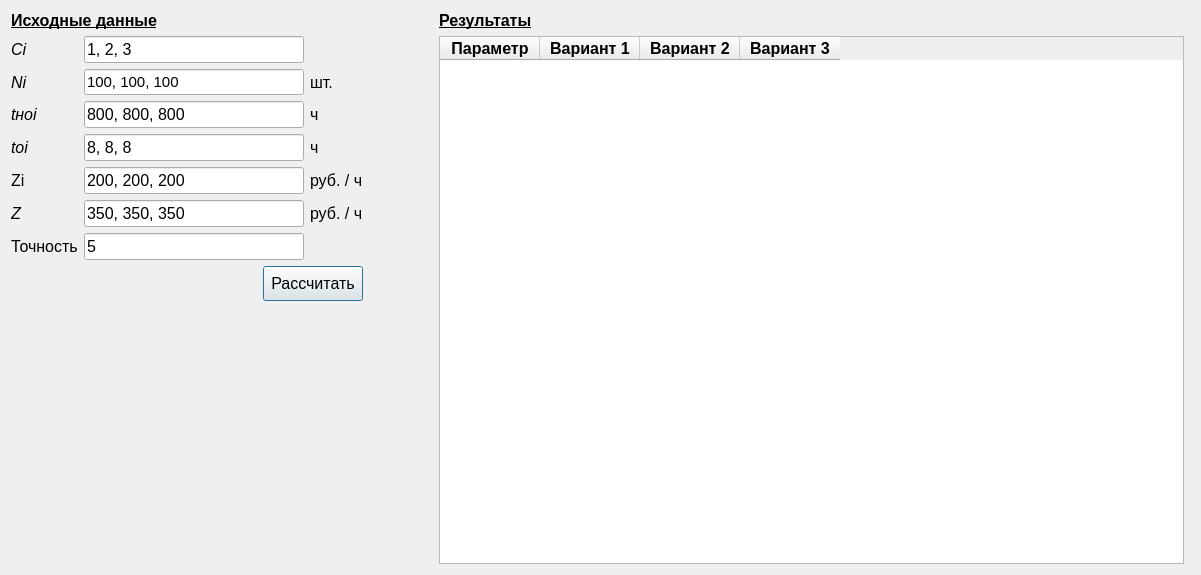
The window that modelrepairman.ui (vadimlarionov/ModelRepairman) describes before a commit, drawn with Qt 5.
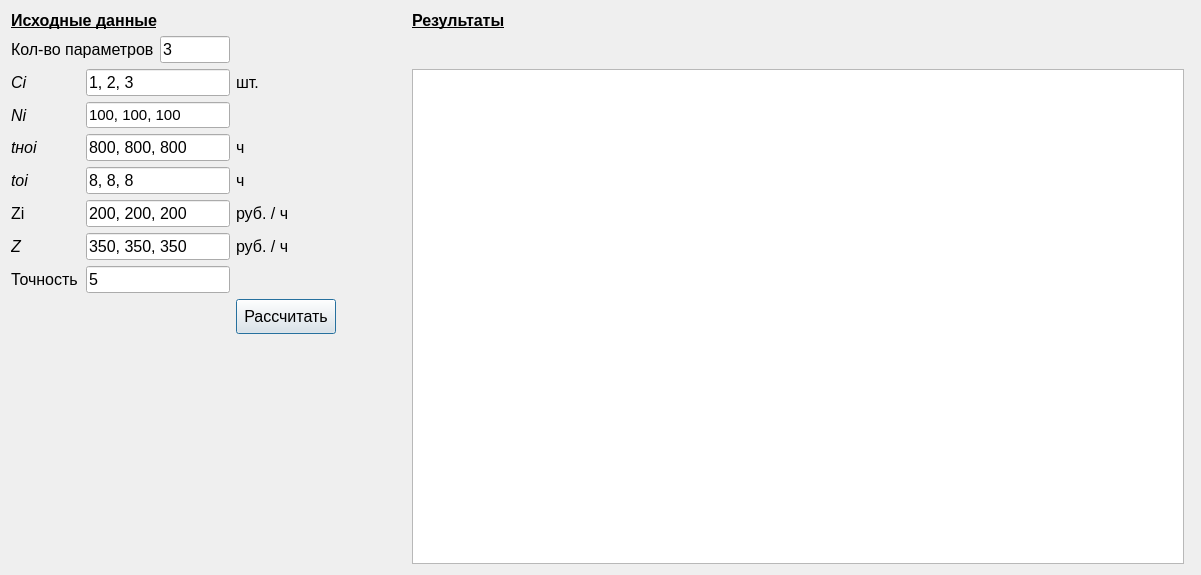
The same window after the commit.

What changed in the file:
```diff
--- a/modelrepairman.ui
+++ b/modelrepairman.ui
@@ -16,23 +16,29 @@
   <layout class="QGridLayout" name="gridLayout_2">
    <item row="0" column="1">
     <layout class="QGridLayout" name="gridLayout">
-     <item row="3" column="2">
-      <widget class="QLineEdit" name="tno_lineEdit">
-       <property name="sizePolicy">
-        <sizepolicy hsizetype="Minimum" vsizetype="Fixed">
-         <horstretch>0</horstretch>
-         <verstretch>0</verstretch>
-        </sizepolicy>
+     <item row="7" column="4">
+      <widget class="QLabel" name="label_12">
+       <property name="font">
+        <font>
+         <pointsize>12</pointsize>
+        </font>
        </property>
+       <property name="text">
+        <string>руб. / ч</string>
+       </property>
+      </widget>
+     </item>
+     <item row="1" column="3">
+      <widget class="QLineEdit" name="number_variants_lineEdit">
        <property name="minimumSize">
         <size>
-         <width>120</width>
+         <width>70</width>
          <height>0</height>
         </size>
        </property>
        <property name="maximumSize">
         <size>
-         <width>220</width>
+         <width>70</width>
          <height>16777215</height>
         </size>
        </property>
@@ -42,35 +48,23 @@
         </font>
        </property>
        <property name="text">
-        <string>800, 800, 800</string>
+        <string>3</string>
        </property>
       </widget>
      </item>
-     <item row="1" column="2">
-      <widget class="QLineEdit" name="c_lineEdit">
-       <property name="minimumSize">
-        <size>
-         <width>120</width>
-         <height>0</height>
-        </size>
-       </property>
-       <property name="maximumSize">
-        <size>
-         <width>220</width>
-         <height>16777215</height>
-        </size>
-       </property>
+     <item row="1" column="1" colspan="2">
+      <widget class="QLabel" name="label_14">
        <property name="font">
         <font>
          <pointsize>12</pointsize>
         </font>
        </property>
        <property name="text">
-        <string>1, 2, 3</string>
+        <string>Кол-во параметров</string>
        </property>
       </widget>
      </item>
-     <item row="0" column="1" colspan="3">
+     <item row="0" column="1" colspan="5">
       <widget class="QLabel" name="label_4">
        <property name="font">
         <font>
@@ -85,7 +79,7 @@
        </property>
       </widget>
      </item>
-     <item row="0" column="5" colspan="2">
+     <item row="0" column="7" colspan="2">
       <widget class="QLabel" name="label_7">
        <property name="font">
         <font>
@@ -100,7 +94,7 @@
        </property>
       </widget>
      </item>
-     <item row="1" column="1">
+     <item row="2" column="1">
       <widget class="QLabel" name="label_8">
        <property name="font">
         <font>
@@ -113,7 +107,7 @@
        </property>
       </widget>
      </item>
-     <item row="5" column="1">
+     <item row="6" column="1">
       <widget class="QLabel" name="label_9">
        <property name="font">
         <font>
@@ -128,49 +122,7 @@
        </property>
       </widget>
      </item>
-     <item row="4" column="2">
-      <widget class="QLineEdit" name="to_lineEdit">
-       <property name="sizePolicy">
-        <sizepolicy hsizetype="Minimum" vsizetype="Fixed">
-         <horstretch>0</horstretch>
-         <verstretch>0</verstretch>
-        </sizepolicy>
-       </property>
-       <property name="minimumSize">
-        <size>
-         <width>120</width>
-         <height>0</height>
-        </size>
-       </property>
-       <property name="maximumSize">
-        <size>
-         <width>220</width>
-         <height>16777215</height>
-        </size>
-       </property>
-       <property name="font">
-        <font>
-         <pointsize>12</pointsize>
-        </font>
-       </property>
-       <property name="text">
-        <string>8, 8, 8</string>
-       </property>
-      </widget>
-     </item>
-     <item row="6" column="3">
-      <widget class="QLabel" name="label_12">
-       <property name="font">
-        <font>
-         <pointsize>12</pointsize>
-        </font>
-       </property>
-       <property name="text">
-        <string>руб. / ч</string>
-       </property>
-      </widget>
-     </item>
-     <item row="2" column="1">
+     <item row="3" column="1">
       <widget class="QLabel" name="N_label">
        <property name="font">
         <font>
@@ -186,7 +138,7 @@
        </property>
       </widget>
      </item>
-     <item row="8" column="2" colspan="2">
+     <item row="9" column="4" colspan="2">
       <widget class="QPushButton" name="calculateButton">
        <property name="sizePolicy">
         <sizepolicy hsizetype="Fixed" vsizetype="Fixed">
@@ -213,70 +165,7 @@
        </property>
       </widget>
      </item>
-     <item row="5" column="3">
-      <widget class="QLabel" name="label_11">
-       <property name="font">
-        <font>
-         <pointsize>12</pointsize>
-        </font>
-       </property>
-       <property name="text">
-        <string>руб. / ч</string>
-       </property>
-      </widget>
-     </item>
-     <item row="2" column="2">
-      <widget class="QLineEdit" name="n_lineEdit">
-       <property name="enabled">
-        <bool>true</bool>
-       </property>
-       <property name="sizePolicy">
-        <sizepolicy hsizetype="Fixed" vsizetype="Fixed">
-         <horstretch>0</horstretch>
-         <verstretch>0</verstretch>
-        </sizepolicy>
-       </property>
-       <property name="minimumSize">
-        <size>
-         <width>120</width>
-         <height>0</height>
-        </size>
-       </property>
-       <property name="maximumSize">
-        <size>
-         <width>220</width>
-         <height>16777215</height>
-        </size>
-       </property>
-       <property name="font">
-        <font>
-         <pointsize>11</pointsize>
-        </font>
-       </property>
-       <property name="toolTip">
-        <string>&lt;html&gt;&lt;head/&gt;&lt;body&gt;&lt;p&gt;&lt;br/&gt;&lt;/p&gt;&lt;/body&gt;&lt;/html&gt;</string>
-       </property>
-       <property name="whatsThis">
-        <string>&lt;html&gt;&lt;head/&gt;&lt;body&gt;&lt;p&gt;&lt;br/&gt;&lt;/p&gt;&lt;/body&gt;&lt;/html&gt;</string>
-       </property>
-       <property name="text">
-        <string>100, 100, 100</string>
-       </property>
-      </widget>
-     </item>
-     <item row="2" column="3">
-      <widget class="QLabel" name="label">
-       <property name="font">
-        <font>
-         <pointsize>12</pointsize>
-        </font>
-       </property>
-       <property name="text">
-        <string>шт.</string>
-       </property>
-      </widget>
-     </item>
-     <item row="3" column="1">
+     <item row="4" column="1">
       <widget class="QLabel" name="label_2">
        <property name="font">
         <font>
@@ -292,31 +181,7 @@
        </property>
       </widget>
      </item>
-     <item row="3" column="3">
-      <widget class="QLabel" name="label_5">
-       <property name="font">
-        <font>
-         <pointsize>12</pointsize>
-        </font>
-       </property>
-       <property name="text">
-        <string>ч</string>
-       </property>
-      </widget>
-     </item>
-     <item row="4" column="3">
-      <widget class="QLabel" name="label_6">
-       <property name="font">
-        <font>
-         <pointsize>12</pointsize>
-        </font>
-       </property>
-       <property name="text">
-        <string>ч</string>
-       </property>
-      </widget>
-     </item>
-     <item row="4" column="1">
+     <item row="5" column="1">
       <widget class="QLabel" name="label_3">
        <property name="font">
         <font>
@@ -332,31 +197,7 @@
        </property>
       </widget>
      </item>
-     <item row="5" column="2">
-      <widget class="QLineEdit" name="zi_lineEdit">
-       <property name="minimumSize">
-        <size>
-         <width>120</width>
-         <height>0</height>
-        </size>
-       </property>
-       <property name="maximumSize">
-        <size>
-         <width>220</width>
-         <height>16777215</height>
-        </size>
-       </property>
-       <property name="font">
-        <font>
-         <pointsize>12</pointsize>
-        </font>
-       </property>
-       <property name="text">
-        <string>200, 200, 200</string>
-       </property>
-      </widget>
-     </item>
-     <item row="6" column="1">
+     <item row="7" column="1">
       <widget class="QLabel" name="label_10">
        <property name="font">
         <font>
@@ -372,31 +213,7 @@
        </property>
       </widget>
      </item>
-     <item row="6" column="2">
-      <widget class="QLineEdit" name="z_lineEdit">
-       <property name="minimumSize">
-        <size>
-         <width>120</width>
-         <height>0</height>
-        </size>
-       </property>
-       <property name="maximumSize">
-        <size>
-         <width>220</width>
-         <height>16777215</height>
-        </size>
-       </property>
-       <property name="font">
-        <font>
-         <pointsize>12</pointsize>
-        </font>
-       </property>
-       <property name="text">
-        <string>350, 350, 350</string>
-       </property>
-      </widget>
-     </item>
-     <item row="8" column="4">
+     <item row="9" column="6">
       <spacer name="horizontalSpacer_2">
        <property name="orientation">
         <enum>Qt::Horizontal</enum>
@@ -412,7 +229,7 @@
        </property>
       </spacer>
      </item>
-     <item row="10" column="4">
+     <item row="11" column="6">
       <spacer name="verticalSpacer_2">
        <property name="orientation">
         <enum>Qt::Vertical</enum>
@@ -428,7 +245,7 @@
        </property>
       </spacer>
      </item>
-     <item row="1" column="5" rowspan="10">
+     <item row="2" column="7" rowspan="10">
       <widget class="QTableWidget" name="tableWidget">
        <property name="sizePolicy">
         <sizepolicy hsizetype="MinimumExpanding" vsizetype="Preferred">
@@ -453,57 +270,21 @@
        <attribute name="verticalHeaderVisible">
         <bool>false</bool>
        </attribute>
-       <column>
-        <property name="text">
-         <string>Параметр</string>
-        </property>
-        <property name="font">
-         <font>
-          <pointsize>12</pointsize>
-          <weight>75</weight>
-          <bold>true</bold>
-         </font>
-        </property>
-       </column>
-       <column>
-        <property name="text">
-         <string>Вариант 1</string>
-        </property>
-        <property name="font">
-         <font>
-          <pointsize>12</pointsize>
-          <weight>75</weight>
-          <bold>true</bold>
-         </font>
-        </property>
-       </column>
-       <column>
-        <property name="text">
-         <string>Вариант 2</string>
-        </property>
-        <property name="font">
-         <font>
-          <pointsize>12</pointsize>
-          <weight>75</weight>
-          <bold>true</bold>
-         </font>
-        </property>
-       </column>
-       <column>
-        <property name="text">
-         <string>Вариант 3</string>
-        </property>
-        <property name="font">
-         <font>
-          <pointsize>12</pointsize>
-          <weight>75</weight>
-          <bold>true</bold>
-         </font>
-        </property>
-       </column>
       </widget>
      </item>
-     <item row="7" column="1">
+     <item row="5" column="4">
+      <widget class="QLabel" name="label_6">
+       <property name="font">
+        <font>
+         <pointsize>12</pointsize>
+        </font>
+       </property>
+       <property name="text">
+        <string>ч</string>
+       </property>
+      </widget>
+     </item>
+     <item row="8" column="1">
       <widget class="QLabel" name="label_13">
        <property name="font">
         <font>
@@ -518,7 +299,214 @@
        </property>
       </widget>
      </item>
-     <item row="7" column="2">
+     <item row="6" column="4">
+      <widget class="QLabel" name="label_11">
+       <property name="font">
+        <font>
+         <pointsize>12</pointsize>
+        </font>
+       </property>
+       <property name="text">
+        <string>руб. / ч</string>
+       </property>
+      </widget>
+     </item>
+     <item row="2" column="4">
+      <widget class="QLabel" name="label">
+       <property name="font">
+        <font>
+         <pointsize>12</pointsize>
+        </font>
+       </property>
+       <property name="text">
+        <string>шт.</string>
+       </property>
+      </widget>
+     </item>
+     <item row="4" column="2" colspan="2">
+      <widget class="QLineEdit" name="tno_lineEdit">
+       <property name="sizePolicy">
+        <sizepolicy hsizetype="Minimum" vsizetype="Fixed">
+         <horstretch>0</horstretch>
+         <verstretch>0</verstretch>
+        </sizepolicy>
+       </property>
+       <property name="minimumSize">
+        <size>
+         <width>120</width>
+         <height>0</height>
+        </size>
+       </property>
+       <property name="maximumSize">
+        <size>
+         <width>220</width>
+         <height>16777215</height>
+        </size>
+       </property>
+       <property name="font">
+        <font>
+         <pointsize>12</pointsize>
+        </font>
+       </property>
+       <property name="text">
+        <string>800, 800, 800</string>
+       </property>
+      </widget>
+     </item>
+     <item row="4" column="4">
+      <widget class="QLabel" name="label_5">
+       <property name="font">
+        <font>
+         <pointsize>12</pointsize>
+        </font>
+       </property>
+       <property name="text">
+        <string>ч</string>
+       </property>
+      </widget>
+     </item>
+     <item row="5" column="2" colspan="2">
+      <widget class="QLineEdit" name="to_lineEdit">
+       <property name="sizePolicy">
+        <sizepolicy hsizetype="Minimum" vsizetype="Fixed">
+         <horstretch>0</horstretch>
+         <verstretch>0</verstretch>
+        </sizepolicy>
+       </property>
+       <property name="minimumSize">
+        <size>
+         <width>120</width>
+         <height>0</height>
+        </size>
+       </property>
+       <property name="maximumSize">
+        <size>
+         <width>220</width>
+         <height>16777215</height>
+        </size>
+       </property>
+       <property name="font">
+        <font>
+         <pointsize>12</pointsize>
+        </font>
+       </property>
+       <property name="text">
+        <string>8, 8, 8</string>
+       </property>
+      </widget>
+     </item>
+     <item row="3" column="2" colspan="2">
+      <widget class="QLineEdit" name="n_lineEdit">
+       <property name="enabled">
+        <bool>true</bool>
+       </property>
+       <property name="sizePolicy">
+        <sizepolicy hsizetype="Fixed" vsizetype="Fixed">
+         <horstretch>0</horstretch>
+         <verstretch>0</verstretch>
+        </sizepolicy>
+       </property>
+       <property name="minimumSize">
+        <size>
+         <width>120</width>
+         <height>0</height>
+        </size>
+       </property>
+       <property name="maximumSize">
+        <size>
+         <width>220</width>
+         <height>16777215</height>
+        </size>
+       </property>
+       <property name="font">
+        <font>
+         <pointsize>11</pointsize>
+        </font>
+       </property>
+       <property name="toolTip">
+        <string>&lt;html&gt;&lt;head/&gt;&lt;body&gt;&lt;p&gt;&lt;br/&gt;&lt;/p&gt;&lt;/body&gt;&lt;/html&gt;</string>
+       </property>
+       <property name="whatsThis">
+        <string>&lt;html&gt;&lt;head/&gt;&lt;body&gt;&lt;p&gt;&lt;br/&gt;&lt;/p&gt;&lt;/body&gt;&lt;/html&gt;</string>
+       </property>
+       <property name="text">
+        <string>100, 100, 100</string>
+       </property>
+      </widget>
+     </item>
+     <item row="6" column="2" colspan="2">
+      <widget class="QLineEdit" name="zi_lineEdit">
+       <property name="minimumSize">
+        <size>
+         <width>120</width>
+         <height>0</height>
+        </size>
+       </property>
+       <property name="maximumSize">
+        <size>
+         <width>220</width>
+         <height>16777215</height>
+        </size>
+       </property>
+       <property name="font">
+        <font>
+         <pointsize>12</pointsize>
+        </font>
+       </property>
+       <property name="text">
+        <string>200, 200, 200</string>
+       </property>
+      </widget>
+     </item>
+     <item row="2" column="2" colspan="2">
+      <widget class="QLineEdit" name="c_lineEdit">
+       <property name="minimumSize">
+        <size>
+         <width>120</width>
+         <height>0</height>
+        </size>
+       </property>
+       <property name="maximumSize">
+        <size>
+         <width>220</width>
+         <height>16777215</height>
+        </size>
+       </property>
+       <property name="font">
+        <font>
+         <pointsize>12</pointsize>
+        </font>
+       </property>
+       <property name="text">
+        <string>1, 2, 3</string>
+       </property>
+      </widget>
+     </item>
+     <item row="7" column="2" colspan="2">
+      <widget class="QLineEdit" name="z_lineEdit">
+       <property name="minimumSize">
+        <size>
+         <width>120</width>
+         <height>0</height>
+        </size>
+       </property>
+       <property name="maximumSize">
+        <size>
+         <width>220</width>
+         <height>16777215</height>
+        </size>
+       </property>
+       <property name="font">
+        <font>
+         <pointsize>12</pointsize>
+        </font>
+       </property>
+       <property name="text">
+        <string>350, 350, 350</string>
+       </property>
+      </widget>
+     </item>
+     <item row="8" column="2" colspan="2">
       <widget class="QLineEdit" name="precision_lineEdit">
        <property name="minimumSize">
         <size>
```
Left out of the diff: 2 changed lines with no effect on the pictures.
